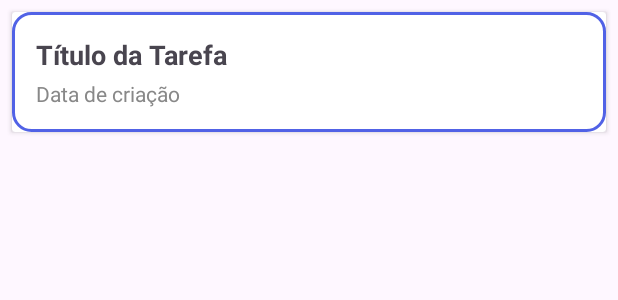
After one commit to Vogi-png/pingo-app, an Android app built with Jetpack Compose: the layout item_tarefa.xml on its own in the app's theme, with its tools: preview values and no code run, on a phone screen of 412 x 824 dp. The commit adds this screen. Shown: the top 300 px of the screen. Run offline under Robolectric (Android 15) with nearby library versions, the phone set to English and light mode, and no system bars.

Commit message:
implementa tarefa

```diff
--- /dev/null
+++ b/app/src/main/res/drawable/borda_azul.xml
@@ -0,0 +1,8 @@
+<shape xmlns:android="http://schemas.android.com/apk/res/android"
+    android:shape="rectangle">
+    <solid android:color="@android:color/white" />
+    <stroke
+        android:width="2dp"
+        android:color="#5162E6" />
+    <corners android:radius="12dp"/>
+</shape>
--- a/app/src/main/res/layout/activity_criar_tarefa.xml
+++ b/app/src/main/res/layout/activity_criar_tarefa.xml
@@ -119,7 +119,7 @@
       app:layout_constraintStart_toStartOf="parent"
       app:layout_constraintEnd_toEndOf="parent" />
 
-  <!-- Imagem inferior esquerda -->
+  <!-- Imagem pingoa -->
   <ImageView
       android:id="@+id/header_pingo"
       android:layout_width="230dp"
@@ -129,9 +129,9 @@
       android:scaleType="fitStart"
       android:src="@drawable/header_pingo"
       app:layout_constraintTop_toBottomOf="@id/btnSalvar"
+      app:layout_constraintBottom_toTopOf="@id/bottomNavigationView"
       app:layout_constraintStart_toStartOf="parent" />
 
-  <!-- FrameLayout para fragmentos (opcional) -->
   <FrameLayout
       android:id="@+id/flFragment"
       android:layout_width="0dp"
--- /dev/null
+++ b/app/src/main/res/layout/item_tarefa.xml
@@ -0,0 +1,46 @@
+<androidx.cardview.widget.CardView
+    xmlns:android="http://schemas.android.com/apk/res/android"
+    android:layout_width="match_parent"
+    android:layout_height="wrap_content"
+    android:layout_margin="8dp"
+    android:elevation="4dp"
+    android:radius="12dp">
+
+    <LinearLayout
+        android:layout_width="match_parent"
+        android:layout_height="wrap_content"
+        android:orientation="vertical"
+        android:background="@drawable/borda_azul"
+        android:padding="16dp">
+
+        <TextView
+            android:id="@+id/tvTitulo"
+            android:layout_width="match_parent"
+            android:layout_height="wrap_content"
+            android:text="Título da Tarefa"
+            android:textStyle="bold"
+            android:textSize="18sp"
+            android:background="@android:color/transparent" />
+
+        <TextView
+            android:id="@+id/tvData"
+            android:layout_width="match_parent"
+            android:layout_height="wrap_content"
+            android:text="Data de criação"
+            android:textSize="14sp"
+            android:textColor="#888888"
+            android:layout_marginTop="4dp"
+            android:background="@android:color/transparent" />
+
+        <TextView
+            android:id="@+id/tvDescricao"
+            android:layout_width="match_parent"
+            android:layout_height="wrap_content"
+            android:text="Descrição da tarefa"
+            android:visibility="gone"
+            android:textSize="14sp"
+            android:layout_marginTop="8dp"
+            android:background="@android:color/transparent" />
+    </LinearLayout>
+
+</androidx.cardview.widget.CardView>
```
Also changed, not shown: app/src/main/java/com/example/taskapp/ListaTarefas.java (+54 -7 lines), app/src/main/java/com/example/taskapp/Tarefa.java (added, +39 -0 lines), app/src/main/java/com/example/taskapp/TarefaAdapter.java (added, +73 -0 lines), app/src/main/res/layout/activity_lista_tarefas.xml (+19 -0 lines), app/src/main/res/drawable/tarefa_header.png (added).
